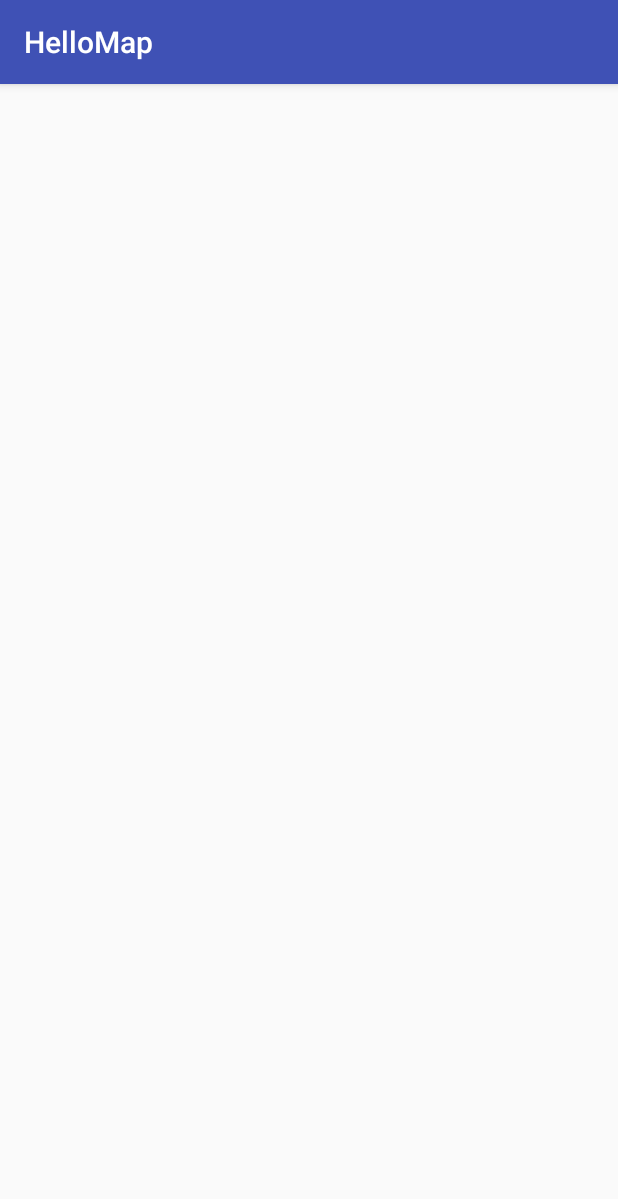
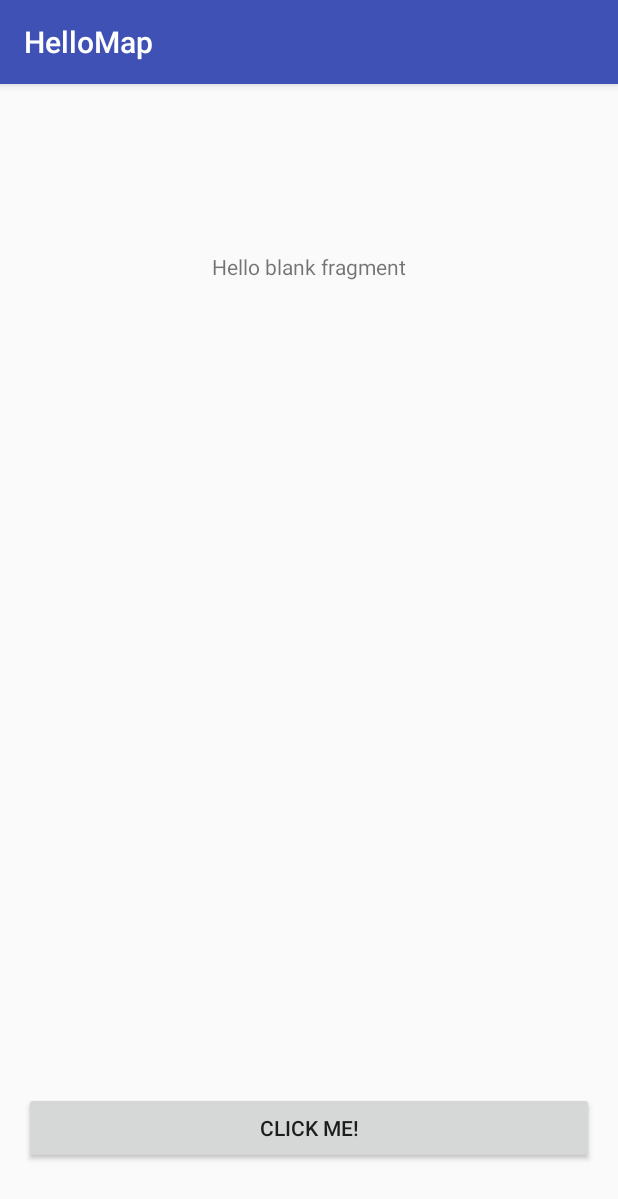
Before and after one commit to gobelins-crm/crm15-hello-mapbox, an Android app: the screen it shows after launch (HomeActivity), on a phone screen of 412 x 824 dp. Shown: the top 1199 px of the screen. Run offline under Robolectric (Android 15) with nearby library versions, the phone set to English and light mode, and no system bars.

Commit message:
Add Home fragment with button and callbacks

```diff
--- a/app/build.gradle
+++ b/app/build.gradle
@@ -23,4 +23,5 @@ dependencies {
     compile fileTree(dir: 'libs', include: ['*.jar'])
     testCompile 'junit:junit:4.12'
     compile 'com.android.support:appcompat-v7:23.1.1'
+    compile 'com.android.support:support-v4:23.1.1'
 }
--- a/app/src/main/java/fr/louisbl/hellomap/HomeActivity.java
+++ b/app/src/main/java/fr/louisbl/hellomap/HomeActivity.java
@@ -1,13 +1,32 @@
 package fr.louisbl.hellomap;
 
+import android.os.Bundle;
+import android.support.v4.app.Fragment;
 import android.support.v7.app.AppCompatActivity;
-import android.os.Bundle;
+import android.util.Log;
 
-public class HomeActivity extends AppCompatActivity {
+public class HomeActivity extends AppCompatActivity implements HomeFragment.HomeFragmentListener {
+
+    private static final String TAG = "HomeActivity";
 
     @Override
     protected void onCreate(Bundle savedInstanceState) {
         super.onCreate(savedInstanceState);
+
         setContentView(R.layout.activity_home);
+
+        changeFragment(new HomeFragment());
+    }
+
+    private void changeFragment(Fragment fragment) {
+        getSupportFragmentManager()
+                .beginTransaction()
+                .replace(R.id.home_container, fragment)
+                .commit();
+    }
+
+    @Override
+    public void onButtonMapClick() {
+        Log.d(TAG, "on button clicked");
     }
 }
--- /dev/null
+++ b/app/src/main/java/fr/louisbl/hellomap/HomeFragment.java
@@ -0,0 +1,65 @@
+package fr.louisbl.hellomap;
+
+import android.content.Context;
+import android.os.Bundle;
+import android.support.v4.app.Fragment;
+import android.view.LayoutInflater;
+import android.view.View;
+import android.view.ViewGroup;
+import android.widget.Button;
+
+
+/**
+ * A simple {@link Fragment} subclass.
+ * Activities that contain this fragment must implement the
+ * {@link HomeFragmentListener} interface
+ * to handle interaction events.
+ */
+public class HomeFragment extends Fragment implements View.OnClickListener {
+
+    private HomeFragmentListener mListener;
+
+    public HomeFragment() {
+        // Required empty public constructor
+    }
+
+    @Override
+    public View onCreateView(LayoutInflater inflater, ViewGroup container,
+                             Bundle savedInstanceState) {
+        // Inflate the layout for this fragment
+        View view = inflater.inflate(R.layout.fragment_home, container, false);
+
+        Button button = (Button) view.findViewById(R.id.home_button_map);
+        button.setOnClickListener(this);
+
+        return view;
+    }
+
+    @Override
+    public void onAttach(Context context) {
+        super.onAttach(context);
+        if (context instanceof HomeFragmentListener) {
+            mListener = (HomeFragmentListener) context;
+        } else {
+            throw new RuntimeException(context.toString()
+                    + " must implement HomeFragmentListener");
+        }
+    }
+
+    @Override
+    public void onDetach() {
+        super.onDetach();
+        mListener = null;
+    }
+
+    @Override
+    public void onClick(View v) {
+        if (mListener != null) {
+            mListener.onButtonMapClick();
+        }
+    }
+
+    public interface HomeFragmentListener {
+        void onButtonMapClick();
+    }
+}
--- a/app/src/main/res/layout/activity_home.xml
+++ b/app/src/main/res/layout/activity_home.xml
@@ -10,4 +10,12 @@
     android:paddingTop="@dimen/activity_vertical_margin"
     tools:context="fr.louisbl.hellomap.HomeActivity">
 
+    <LinearLayout
+        android:id="@+id/home_container"
+        android:layout_width="match_parent"
+        android:layout_height="match_parent"
+        android:orientation="vertical">
+
+    </LinearLayout>
+
 </RelativeLayout>
--- /dev/null
+++ b/app/src/main/res/layout/fragment_home.xml
@@ -0,0 +1,26 @@
+<RelativeLayout xmlns:android="http://schemas.android.com/apk/res/android"
+                xmlns:tools="http://schemas.android.com/tools"
+                android:layout_width="match_parent"
+                android:layout_height="match_parent"
+                tools:context="fr.louisbl.hellomap.HomeFragment">
+
+    <TextView
+        android:id="@+id/home_text_welcome"
+        android:layout_width="wrap_content"
+        android:layout_height="wrap_content"
+        android:layout_alignParentTop="true"
+        android:layout_centerHorizontal="true"
+        android:layout_marginTop="96dp"
+        android:text="@string/hello_blank_fragment"/>
+
+    <Button
+        android:id="@+id/home_button_map"
+        android:layout_width="match_parent"
+        android:layout_height="wrap_content"
+        android:layout_alignParentBottom="true"
+        android:layout_alignParentLeft="true"
+        android:layout_alignParentStart="true"
+        android:layout_marginBottom="32dp"
+        android:text="@string/home_label_button_map"/>
+
+</RelativeLayout>
--- a/app/src/main/res/values/strings.xml
+++ b/app/src/main/res/values/strings.xml
@@ -1,3 +1,7 @@
 <resources>
     <string name="app_name">HelloMap</string>
+
+    <!-- TODO: Remove or change this placeholder text -->
+    <string name="hello_blank_fragment">Hello blank fragment</string>
+    <string name="home_label_button_map">Click me!</string>
 </resources>
```
